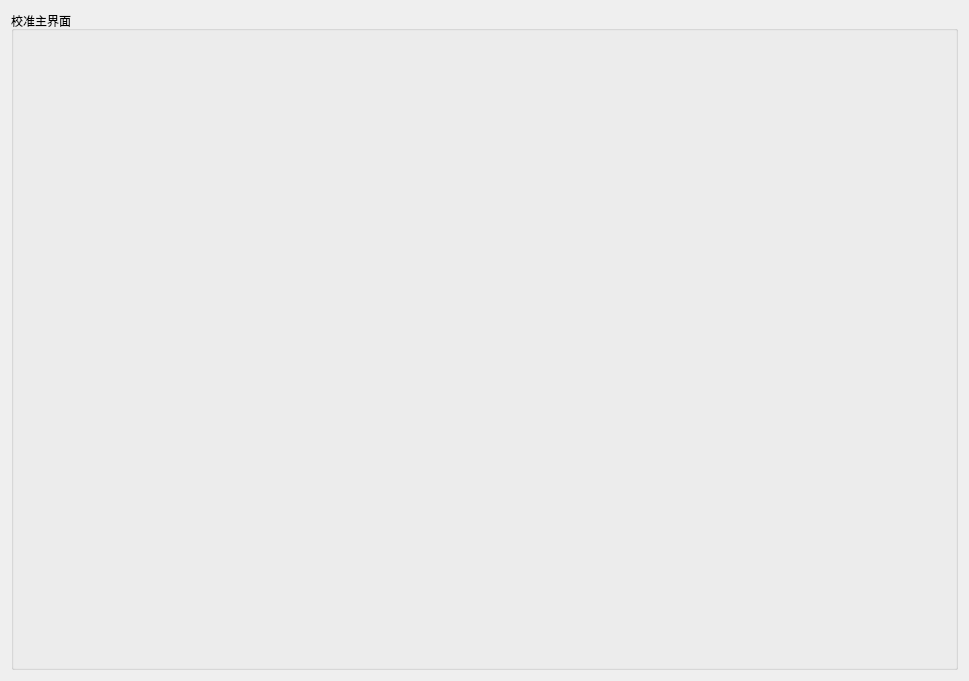
Old version of the form PDU-CalibrateTool/home/home_mainwid.ui in the repository ChinaClever/PDU-CalibrateTool.
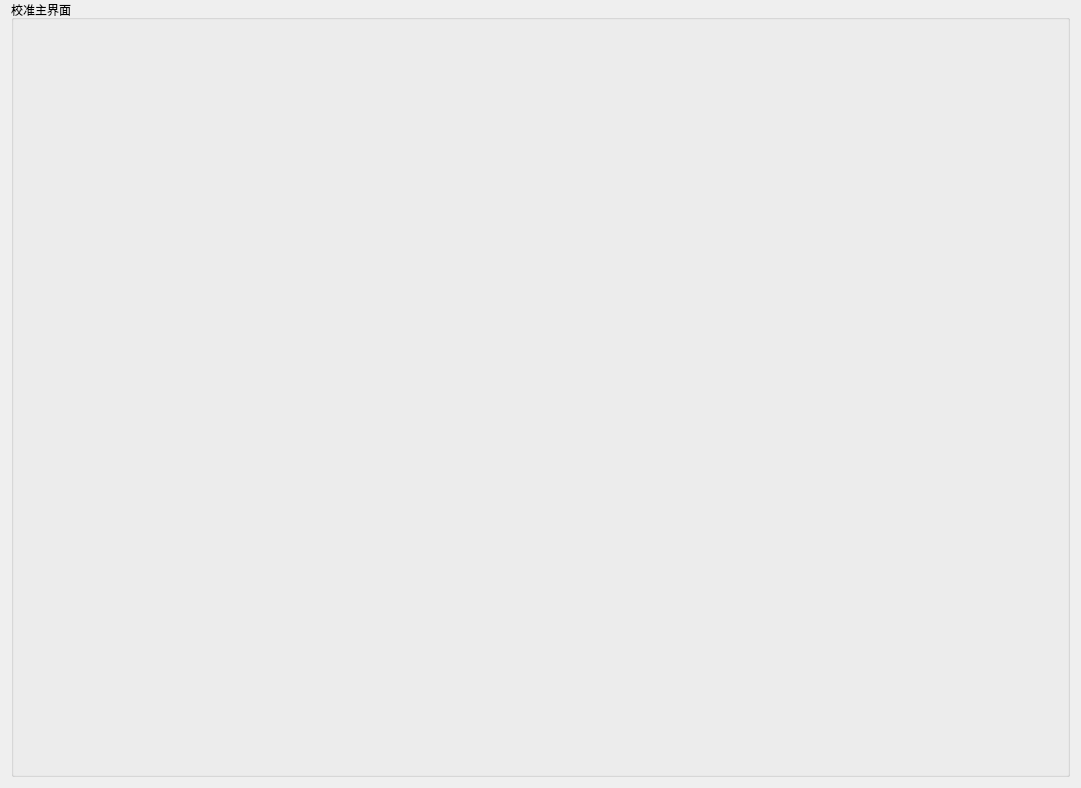
New version of the form.

```diff
--- a/PDU-CalibrateTool/home/home_mainwid.ui
+++ b/PDU-CalibrateTool/home/home_mainwid.ui
@@ -6,38 +6,42 @@
    <rect>
     <x>0</x>
     <y>0</y>
-    <width>969</width>
-    <height>681</height>
+    <width>1081</width>
+    <height>788</height>
    </rect>
   </property>
   <property name="windowTitle">
    <string>Form</string>
   </property>
   <layout class="QGridLayout" name="gridLayout">
+   <property name="topMargin">
+    <number>0</number>
+   </property>
    <item row="0" column="0">
     <widget class="QGroupBox" name="groupBox">
      <property name="title">
       <string>校准主界面</string>
      </property>
-     <widget class="QWidget" name="modeWid" native="true">
+     <widget class="QWidget" name="layoutWidget">
       <property name="geometry">
        <rect>
-        <x>30</x>
+        <x>0</x>
         <y>30</y>
-        <width>911</width>
-        <height>261</height>
+        <width>1061</width>
+        <height>741</height>
        </rect>
       </property>
-     </widget>
-     <widget class="QWidget" name="tableWid" native="true">
-      <property name="geometry">
-       <rect>
-        <x>30</x>
-        <y>340</y>
-        <width>921</width>
-        <height>311</height>
-       </rect>
-      </property>
+      <layout class="QVBoxLayout" name="verticalLayout" stretch="3,5">
+       <property name="spacing">
+        <number>0</number>
+       </property>
+       <item>
+        <widget class="QWidget" name="modeWid" native="true"/>
+       </item>
+       <item>
+        <widget class="QWidget" name="tableWid" native="true"/>
+       </item>
+      </layout>
      </widget>
     </widget>
    </item>
```
